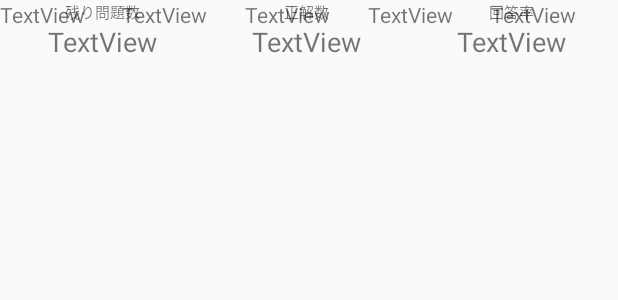
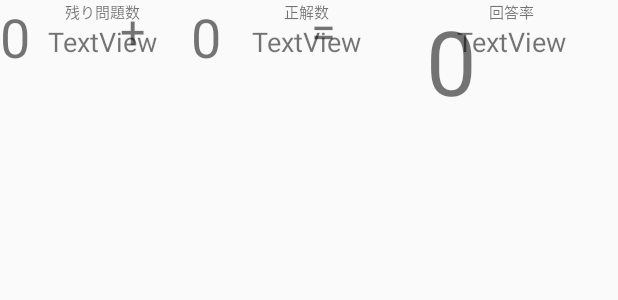
Before and after one commit to sato0208/AndroidCalculationTraining, an Android app: the layout activity_test.xml on its own in the app's theme, with its tools: preview values and no code run, on a phone screen of 412 x 824 dp. Shown: the top 300 px of the screen. Run offline under Robolectric (Android 15) with nearby library versions, the phone set to English and light mode, and no system bars.

Commit message:
[update]計算表示画面レイアウト

```diff
--- a/app/src/main/res/layout/activity_test.xml
+++ b/app/src/main/res/layout/activity_test.xml
@@ -4,6 +4,7 @@
     xmlns:tools="http://schemas.android.com/tools"
     android:layout_width="match_parent"
     android:layout_height="match_parent"
+    android:layout_weight="1"
     tools:context=".TestActivity">
 
     <TableLayout
@@ -80,44 +81,49 @@
 
     <LinearLayout
         android:layout_width="409dp"
-        android:layout_height="690dp"
+        android:layout_height="0dp"
         android:orientation="horizontal"
         tools:layout_editor_absoluteX="1dp"
         tools:layout_editor_absoluteY="40dp">
 
         <TextView
-            android:id="@+id/textView8"
+            android:id="@+id/textViewLeft"
             android:layout_width="wrap_content"
-            android:layout_height="wrap_content"
-            android:layout_weight="1"
-            android:text="TextView" />
+            android:layout_height="match_parent"
+            android:layout_weight="2"
+            android:text="0"
+            android:textSize="36sp" />
 
         <TextView
-            android:id="@+id/textView9"
+            android:id="@+id/textViewOperator"
             android:layout_width="wrap_content"
-            android:layout_height="wrap_content"
+            android:layout_height="match_parent"
             android:layout_weight="1"
-            android:text="TextView" />
+            android:text="+"
+            android:textSize="30sp" />
 
         <TextView
-            android:id="@+id/textView10"
+            android:id="@+id/textViewRight"
             android:layout_width="wrap_content"
-            android:layout_height="wrap_content"
-            android:layout_weight="1"
-            android:text="TextView" />
+            android:layout_height="match_parent"
+            android:layout_weight="2"
+            android:text="0"
+            android:textSize="36sp" />
 
         <TextView
             android:id="@+id/textView11"
             android:layout_width="wrap_content"
-            android:layout_height="wrap_content"
-            android:layout_weight="1"
-            android:text="TextView" />
+            android:layout_height="match_parent"
+            android:layout_weight="2"
+            android:text="="
+            android:textSize="30sp" />
 
         <TextView
-            android:id="@+id/textView12"
+            android:id="@+id/textViewAnswer"
             android:layout_width="wrap_content"
-            android:layout_height="wrap_content"
-            android:layout_weight="1"
-            android:text="TextView" />
+            android:layout_height="match_parent"
+            android:layout_weight="3"
+            android:text="0"
+            android:textSize="60sp" />
     </LinearLayout>
 </androidx.constraintlayout.widget.ConstraintLayout>
```
